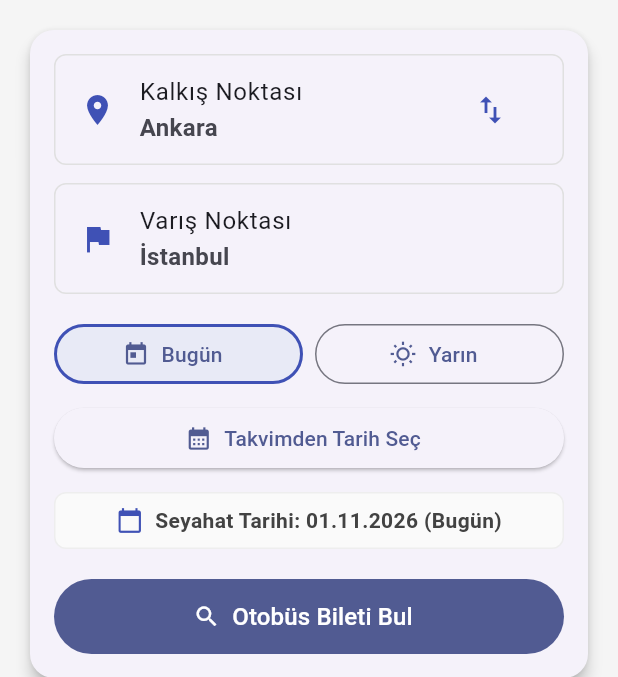
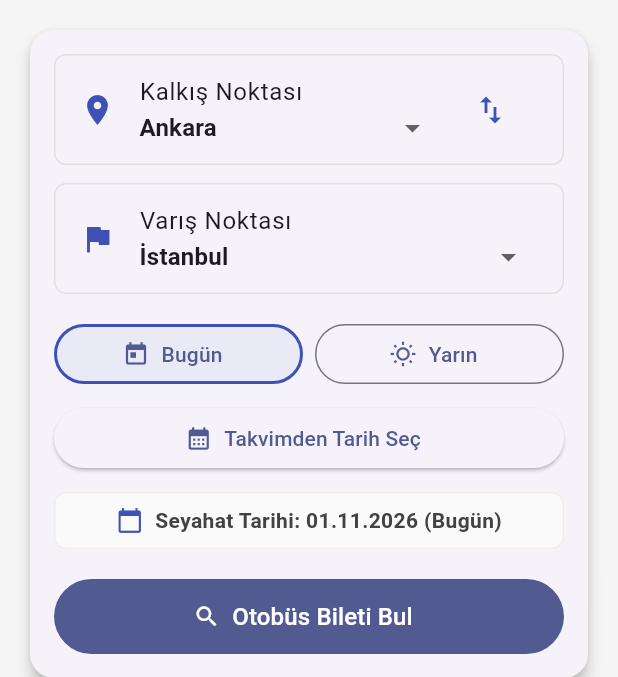
Before and after one commit to furkerdm/SuBilet-Flutter, a Flutter app: the screen it shows after launch, on a phone screen of 412 x 824 dp, the part 84-761 px from its top. Run offline on Flutter 3.47's test engine with Material 3 defaults, Android fonts, the phone set to English and light mode, and no system bars.

Commit message:
Şehir seçimi 81 illik DropdownButton ile yapıldı

```diff
--- a/mobile/lib/main.dart
+++ b/mobile/lib/main.dart
@@ -2,6 +2,7 @@ import 'package:flutter/material.dart';
 import 'package:flutter_localizations/flutter_localizations.dart';
 import 'package:mobile/giris_sayfasi.dart';
 import 'kayit_sayfasi.dart';
+import 'sehirler.dart';
 void main() => runApp(const SuBiletApp());
 
 class SuBiletApp extends StatelessWidget {
@@ -33,20 +34,6 @@ class SeferAramaSayfasi extends StatefulWidget {
 }
 
 class _SeferAramaSayfasiState extends State<SeferAramaSayfasi> {
-  // 2. haftada 81 ilin tamamı DropdownButton ile seçilebilecek
-  static const _sehirler = [
-    'Adana',
-    'Ankara',
-    'Antalya',
-    'Bursa',
-    'Eskişehir',
-    'İstanbul',
-    'İzmir',
-    'Konya',
-    'Samsun',
-    'Trabzon',
-  ];
-
   String _kalkis = 'Ankara';
   String _varis = 'İstanbul';
 
@@ -88,36 +75,34 @@ class _SeferAramaSayfasiState extends State<SeferAramaSayfasi> {
     );
   }
 
-  // Alttan açılan listeden kalkış ya da varış şehrini seçtirir
-  Future<void> _sehirSec({required bool kalkisMi}) async {
-    final mevcut = kalkisMi ? _kalkis : _varis;
-    final secilen = await showModalBottomSheet<String>(
-      context: context,
-      showDragHandle: true,
-      builder: (context) => SafeArea(
-        child: ListView(
-          shrinkWrap: true,
-          children: [
-            Padding(
-              padding: const EdgeInsets.fromLTRB(16, 0, 16, 8),
-              child: Text(
-                kalkisMi ? 'Nereden?' : 'Nereye?',
-                style: Theme.of(context).textTheme.titleMedium,
-              ),
-            ),
-            for (final sehir in _sehirler)
-              ListTile(
-                title: Text(sehir),
-                trailing: sehir == mevcut
-                    ? const Icon(Icons.check, color: Colors.indigo)
-                    : null,
-                onTap: () => Navigator.pop(context, sehir),
-              ),
-          ],
-        ),
-      ),
+  // Kalkış ya da varış şehrini 81 il arasından seçtiren açılır liste
+  Widget _sehirSecimi({required bool kalkisMi}) {
+    return DropdownButton<String>(
+      key: ValueKey(kalkisMi ? 'kalkisSecimi' : 'varisSecimi'),
+      value: kalkisMi ? _kalkis : _varis,
+      isExpanded: true,
+      isDense: true,
+      menuMaxHeight: 400,
+      underline: const SizedBox.shrink(),
+      // Kapalıyken seçili şehir kalın, açılan listede normal yazılır
+      selectedItemBuilder: (context) => [
+        for (final sehir in sehirler)
+          Text(
+            sehir,
+            style: const TextStyle(fontWeight: FontWeight.bold, fontSize: 16),
+          ),
+      ],
+      items: [
+        for (final sehir in sehirler)
+          DropdownMenuItem(value: sehir, child: Text(sehir)),
+      ],
+      onChanged: (secilen) => _sehirSec(secilen, kalkisMi: kalkisMi),
     );
-    if (secilen == null || !mounted) return;
+  }
+
+  // Açılır listeden seçilen şehri kaydeder ve kullanıcıya bildirir
+  void _sehirSec(String? secilen, {required bool kalkisMi}) {
+    if (secilen == null) return;
 
     setState(() {
       if (kalkisMi) {
@@ -234,11 +219,7 @@ class _SeferAramaSayfasiState extends State<SeferAramaSayfasi> {
                       child: ListTile(
                         leading: const Icon(Icons.location_on, color: Colors.indigo),
                         title: const Text('Kalkış Noktası'),
-                        onTap: () => _sehirSec(kalkisMi: true),
-                        subtitle: Text(
-                          _kalkis,
-                          style: const TextStyle(fontWeight: FontWeight.bold, fontSize: 16),
-                        ),
+                        subtitle: _sehirSecimi(kalkisMi: true),
                         trailing: IconButton(
                           icon: const Icon(Icons.swap_vert, color: Colors.indigo),
                           tooltip: 'Yön Değiştir',
@@ -256,11 +237,7 @@ class _SeferAramaSayfasiState extends State<SeferAramaSayfasi> {
                       child: ListTile(
                         leading: const Icon(Icons.flag, color: Colors.indigo),
                         title: const Text('Varış Noktası'),
-                        onTap: () => _sehirSec(kalkisMi: false),
-                        subtitle: Text(
-                          _varis,
-                          style: const TextStyle(fontWeight: FontWeight.bold, fontSize: 16),
-                        ),
+                        subtitle: _sehirSecimi(kalkisMi: false),
                       ),
                     ),
                     if (!_aramaYapilabilir)
```
Also changed, not shown: 1 other file.
